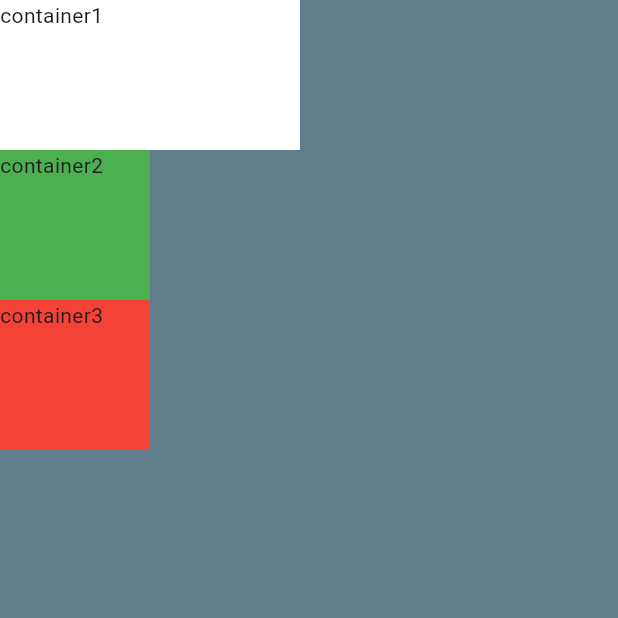
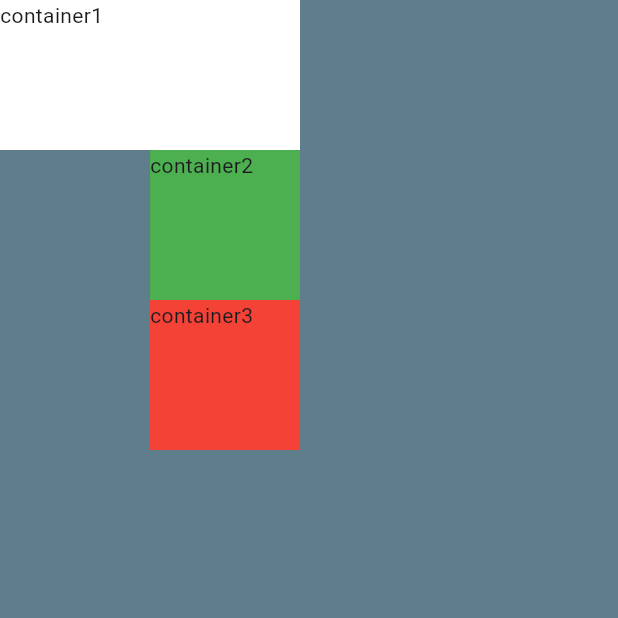
Before and after one commit to codewithsharu/flutter-mi-card, a Flutter app: the screen it shows after launch, on a phone screen of 412 x 824 dp, the top half of it. Run offline on Flutter 3.47's test engine with Material 3 defaults, Android fonts, the phone set to English and light mode, and no system bars.

Commit message:
Various types of CrossAxisAlignment:

```diff
--- a/lib/main.dart
+++ b/lib/main.dart
@@ -18,8 +18,8 @@ class Myapp extends StatelessWidget {
             child: Column(
 
               // crossAxisAlignment: CrossAxisAlignment.center, // Various types of CrossAxisAlignment:
-              crossAxisAlignment: CrossAxisAlignment.start, // Aligns children at the start of the cross axis.
-              //  crossAxisAlignment: CrossAxisAlignment.end, // Aligns children at the end of the cross axis.
+              // crossAxisAlignment: CrossAxisAlignment.start, // Aligns children at the start of the cross axis.
+               crossAxisAlignment: CrossAxisAlignment.end, // Aligns children at the end of the cross axis.
               // crossAxisAlignment: CrossAxisAlignment.center, // Centers children along the cross axis.
               // crossAxisAlignment: CrossAxisAlignment.stretch, // Sizes the children to fill the cross axis.
               // crossAxisAlignment: CrossAxisAlignment.baseline, // Aligns children according to their baselines.
```
